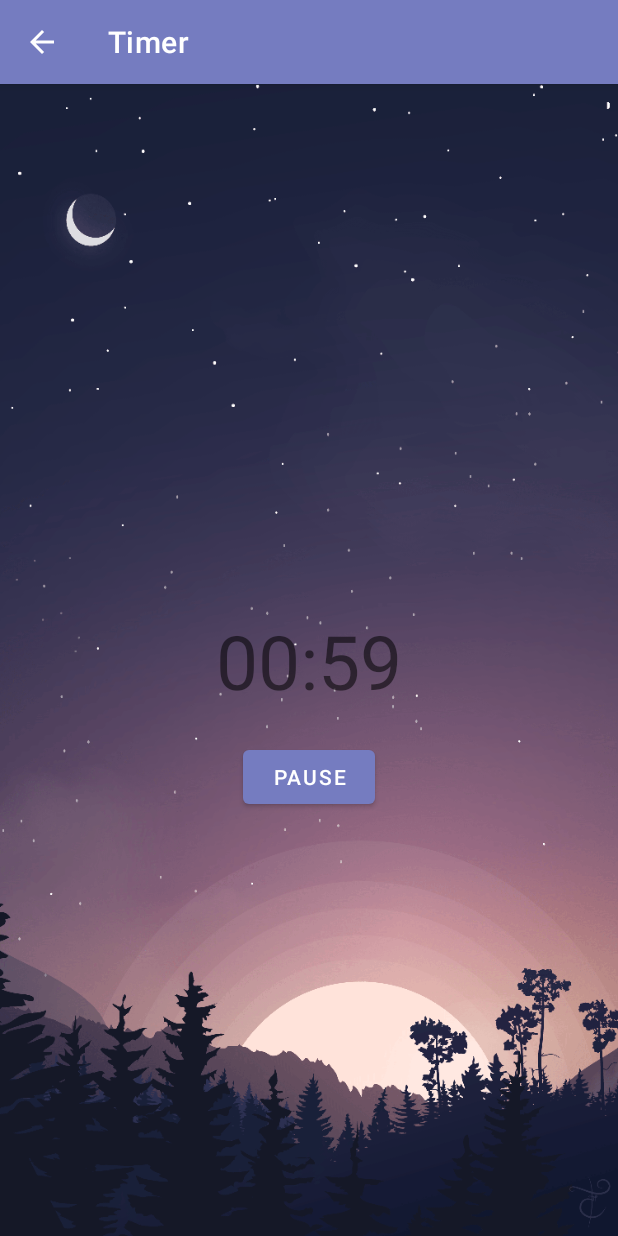
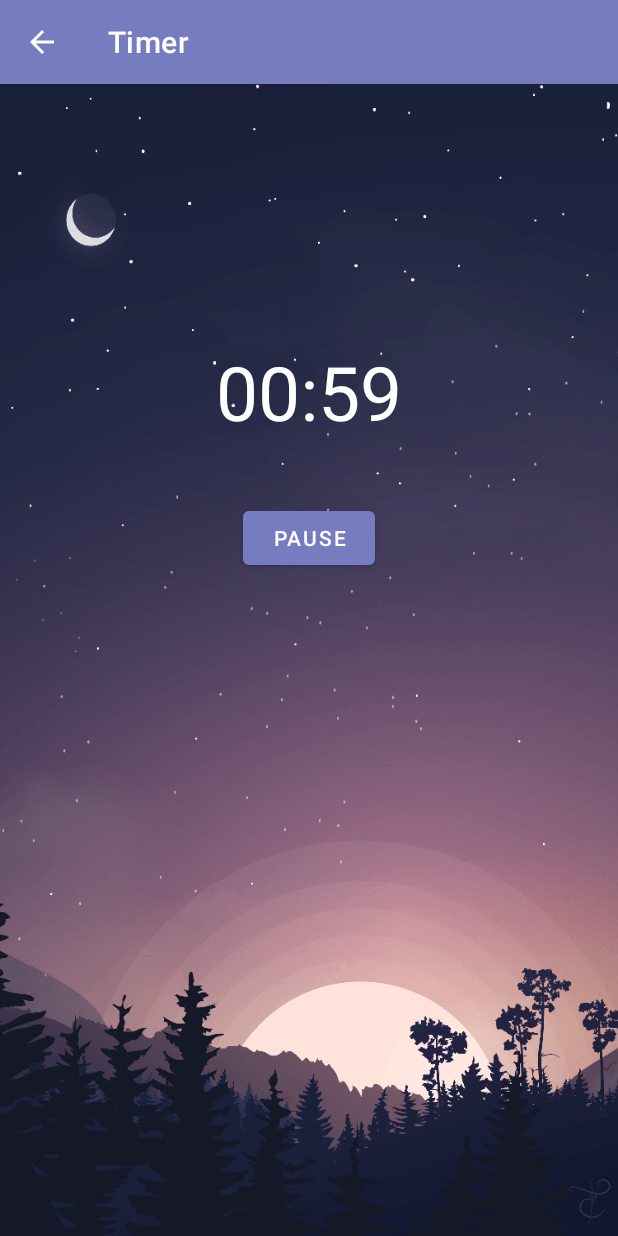
Before and after one commit to jerrydengz/Parently, an Android app: the TimeoutActivity screen opened directly, with no data from a screen before it, after a tap on "START", on a phone screen of 412 x 824 dp. Run offline under Robolectric (Android 15) with nearby library versions, the phone set to English and light mode, and no system bars.

Commit message:
Fix up UI of TimeoutActivity

```diff
--- a/app/src/main/java/cmpt276/phosphorus/childapp/timeout/TimeoutActivity.java
+++ b/app/src/main/java/cmpt276/phosphorus/childapp/timeout/TimeoutActivity.java
@@ -161,7 +161,9 @@ public class TimeoutActivity extends AppCompatActivity {
     }
 
     private void setVisibilities() {
-        int currentView = isTimerRunning ? View.INVISIBLE : View.VISIBLE;
+        int currentView = isTimerRunning ?
+                View.INVISIBLE :
+                View.VISIBLE;
         btnReset.setVisibility(currentView);
         timeGroup.setVisibility(currentView);
         customTimeInput.setVisibility(currentView);
@@ -174,7 +176,16 @@ public class TimeoutActivity extends AppCompatActivity {
             btnStartAndPause.setVisibility(View.INVISIBLE);
         }
 
-        int background = isTimerRunning ? R.drawable.relaxing_background : R.drawable.lavender_min_1;
+        TextView cdText = findViewById(R.id.tvCountDown);
+        int cdTextColour =  isTimerRunning?
+                R.color.white :
+                R.color.black;
+        cdText.setTextColor(ContextCompat.getColor(this, cdTextColour));
+
+        int background =
+                isTimerRunning ?
+                R.drawable.relaxing_background :
+                R.drawable.lavender_min_1;
         ConstraintLayout constraintLayout = findViewById(R.id.timeoutLayout);
         constraintLayout.setBackgroundResource(background);
     }
--- a/app/src/main/res/layout/activity_timeout.xml
+++ b/app/src/main/res/layout/activity_timeout.xml
@@ -16,13 +16,14 @@
         app:layout_constraintBottom_toBottomOf="parent"
         app:layout_constraintEnd_toEndOf="parent"
         app:layout_constraintStart_toStartOf="parent"
-        app:layout_constraintTop_toTopOf="parent" />
+        app:layout_constraintTop_toTopOf="parent"
+        app:layout_constraintVertical_bias="0.245" />
 
     <Button
         android:id="@+id/btnStartAndPause"
         android:layout_width="wrap_content"
         android:layout_height="wrap_content"
-        android:layout_marginTop="20dp"
+        android:layout_marginTop="40dp"
         android:text="@string/start"
         app:layout_constraintEnd_toEndOf="@+id/tvCountDown"
         app:layout_constraintStart_toStartOf="@+id/tvCountDown"
@@ -43,16 +44,18 @@
         android:id="@+id/radio_group_time_options"
         android:layout_width="wrap_content"
         android:layout_height="wrap_content"
-        android:layout_marginTop="30dp"
+        android:layout_marginTop="10dp"
         app:layout_constraintEnd_toEndOf="parent"
+        app:layout_constraintHorizontal_bias="0.498"
         app:layout_constraintStart_toStartOf="parent"
-        app:layout_constraintTop_toTopOf="parent" />
+        app:layout_constraintTop_toBottomOf="@+id/btnReset" />
 
     <EditText
         android:id="@+id/inputCustomNumber"
         android:layout_width="wrap_content"
         android:layout_height="wrap_content"
         android:ems="10"
+        android:gravity="center"
         android:hint="@string/custom_minutes"
         android:inputType="number"
         android:maxLength="3"
```
